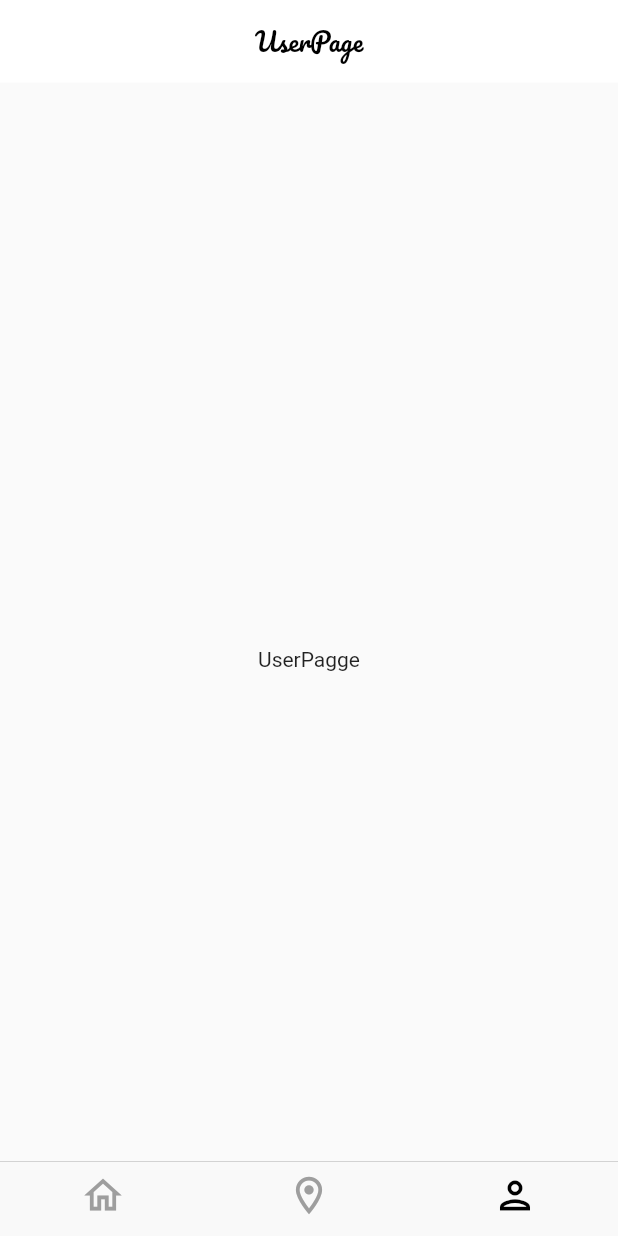
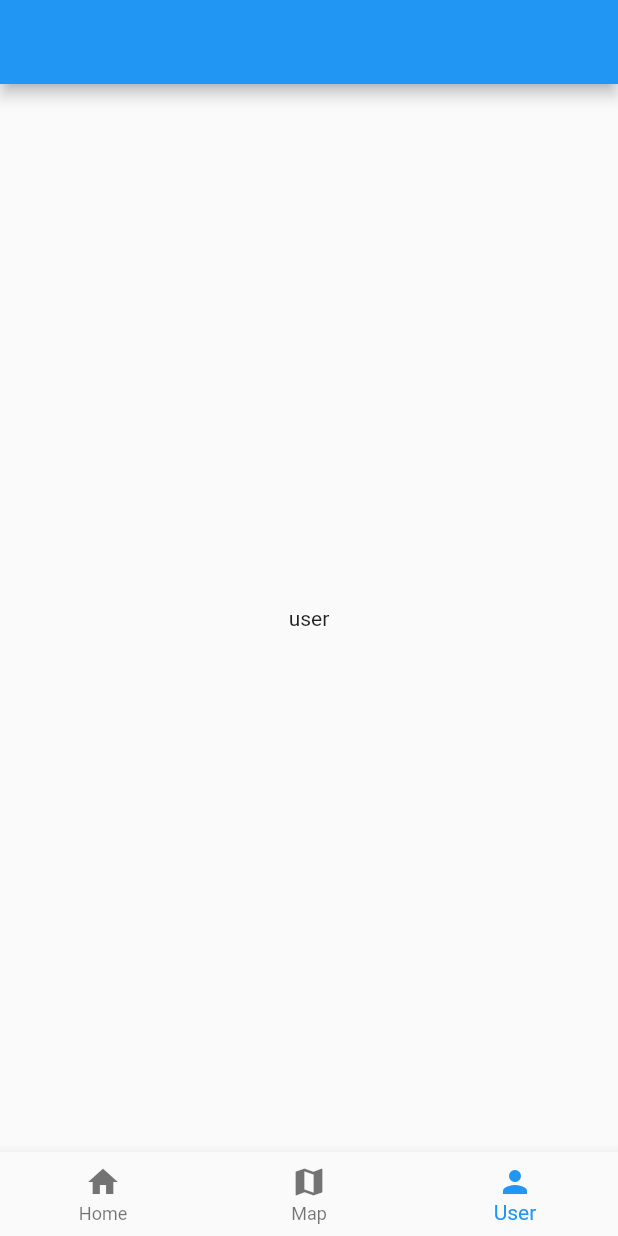
Before and after one commit to fumist23/eStock, a Flutter app: the screen it shows after launch, item 3 of the bottom bar chosen, on a phone screen of 412 x 824 dp. Run offline on Flutter 3.47's test engine with Material 2 defaults, Android fonts, the phone set to English and light mode, and no system bars.

Commit message:
refactor: ディレクトリ構成修正

```diff
--- a/frontend/lib/component/appbar_design.dart
+++ /dev/null
@@ -1,41 +0,0 @@
-import 'package:flutter/material.dart';
-import 'package:google_fonts/google_fonts.dart';
-
-class AppBarDesign extends StatelessWidget with PreferredSizeWidget {
-  final String title;
-  final bool useBackButton;
-
-  AppBarDesign({required this.title, this.useBackButton = false, Key? key})
-      : super(key: key);
-
-  @override
-  Widget build(BuildContext context) {
-    return AppBar(
-      backgroundColor: Colors.white,
-      bottomOpacity: 0.0,
-      elevation: 0.0,
-      centerTitle: true,
-      leading: useBackButton
-          ? IconButton(
-              onPressed: () {
-                Navigator.pop(context);
-              },
-              icon: const Icon(
-                Icons.arrow_back_ios,
-                color: Colors.black,
-              ),
-            )
-          : null,
-      title: Text(
-        title,
-        style: GoogleFonts.pacifico(
-          fontSize: 17.0,
-          color: Colors.black,
-        ),
-      ),
-    );
-  }
-
-  @override
-  Size get preferredSize => const Size.fromHeight(55.0);
-}
--- a/frontend/lib/component/bottom_navigation.dart
+++ /dev/null
@@ -1,54 +0,0 @@
-import 'package:flutter/cupertino.dart';
-import 'package:flutter/material.dart';
-import 'package:flutter_application_2/view/map_page.dart';
-import 'package:flutter_application_2/view/user_page.dart';
-
-import '../view/home_page.dart';
-
-class BottomNavigation extends StatelessWidget {
-  const BottomNavigation({Key? key}) : super(key: key);
-
-  @override
-  Widget build(BuildContext context) {
-    return CupertinoTabScaffold(
-      tabBar: CupertinoTabBar(
-        activeColor: Colors.black,
-        inactiveColor: Colors.grey,
-        items: const [
-          BottomNavigationBarItem(
-            icon: Icon(Icons.home_outlined),
-          ),
-          BottomNavigationBarItem(
-            icon: Icon(Icons.location_on_outlined),
-          ),
-          BottomNavigationBarItem(
-            icon: Icon(Icons.person_outlined),
-          ),
-        ],
-      ),
-      tabBuilder: (context, index) {
-        switch (index) {
-          case 0:
-            return CupertinoTabView(
-              builder: (context) => const CupertinoPageScaffold(
-                child: HomePage(),
-              ),
-            );
-          case 1:
-            return CupertinoTabView(
-              builder: (context) => const CupertinoPageScaffold(
-                child: MapPage(),
-              ),
-            );
-          case 2:
-            return CupertinoTabView(
-              builder: (context) => const CupertinoPageScaffold(
-                child: UserPage(),
-              ),
-            );
-        }
-        return Container();
-      },
-    );
-  }
-}
--- a/frontend/lib/main.dart
+++ b/frontend/lib/main.dart
@@ -1,5 +1,5 @@
 import 'package:flutter/material.dart';
-import 'component/bottom_navigation.dart';
+import 'package:flutter_application_2/ui_components/bottom_navigation.dart';
 
 void main() {
   runApp(const MyApp());
--- /dev/null
+++ b/frontend/lib/ui_components/bottom_navigation.dart
@@ -0,0 +1,49 @@
+import 'package:flutter/material.dart';
+import 'package:flutter_application_2/home_page/home_page_view.dart';
+import 'package:flutter_application_2/map_page/map_page_view.dart';
+import 'package:flutter_application_2/user_page/user_page_view.dart';
+
+class BottomNavigation extends StatefulWidget {
+  const BottomNavigation({Key? key}) : super(key: key);
+
+  @override
+  State<BottomNavigation> createState() => _BottomNavigationState();
+}
+
+class _BottomNavigationState extends State<BottomNavigation> {
+  int _pageIndex = 0;
+  static const List<Widget> _pages = <Widget>[
+    HomePageView(),
+    MapPageView(),
+    UserPageView(),
+  ];
+
+  @override
+  Widget build(BuildContext context) {
+    return Scaffold(
+      body: _pages[_pageIndex],
+      bottomNavigationBar: BottomNavigationBar(
+        currentIndex: _pageIndex,
+        onTap: (int index) {
+          setState(() {
+            _pageIndex = index;
+          });
+        },
+        items: const <BottomNavigationBarItem>[
+          BottomNavigationBarItem(
+            icon: Icon(Icons.home),
+            label: "Home",
+          ),
+          BottomNavigationBarItem(
+            icon: Icon(Icons.map),
+            label: "Map",
+          ),
+          BottomNavigationBarItem(
+            icon: Icon(Icons.person),
+            label: "User",
+          ),
+        ],
+      ),
+    );
+  }
+}
--- /dev/null
+++ b/frontend/lib/user_page/user_page_view.dart
@@ -0,0 +1,15 @@
+import 'package:flutter/material.dart';
+
+class UserPageView extends StatelessWidget {
+  const UserPageView({Key? key}) : super(key: key);
+
+  @override
+  Widget build(BuildContext context) {
+    return Scaffold(
+      appBar: AppBar(),
+      body: const Center(
+        child: Text("user"),
+      ),
+    );
+  }
+}
--- a/frontend/lib/view/user_page.dart
+++ /dev/null
@@ -1,23 +0,0 @@
-import 'package:flutter/material.dart';
-import 'package:flutter_application_2/component/appbar_design.dart';
-
-class UserPage extends StatefulWidget {
-  const UserPage({Key? key}) : super(key: key);
-
-  @override
-  State<UserPage> createState() => _UserPageState();
-}
-
-class _UserPageState extends State<UserPage> {
-  @override
-  Widget build(BuildContext context) {
-    return Scaffold(
-      appBar: AppBarDesign(
-        title: 'UserPage',
-      ),
-      body: const Center(
-        child: Text('UserPagge'),
-      ),
-    );
-  }
-}
--- a/frontend/pubspec.yaml
+++ b/frontend/pubspec.yaml
@@ -14,7 +14,6 @@ dependencies:
     sdk: flutter
 
   cupertino_icons: ^1.0.2
-  google_fonts: ^3.0.1
   firebase_core: ^1.18.0
 
 
```
Also changed, not shown: frontend/lib/home_page/home_page_view.dart (added, +15 -0 lines), frontend/lib/map_page/map_page_view.dart (added, +15 -0 lines), frontend/lib/view/home_page.dart (deleted, +0 -49 lines), frontend/lib/view/login_page.dart (deleted, +0 -20 lines), frontend/lib/view/map_page.dart (deleted, +0 -23 lines), frontend/lib/view/post_page.dart (deleted, +0 -103 lines), frontend/lib/view/top_page.dart (deleted, +0 -62 lines), 4 other files.
